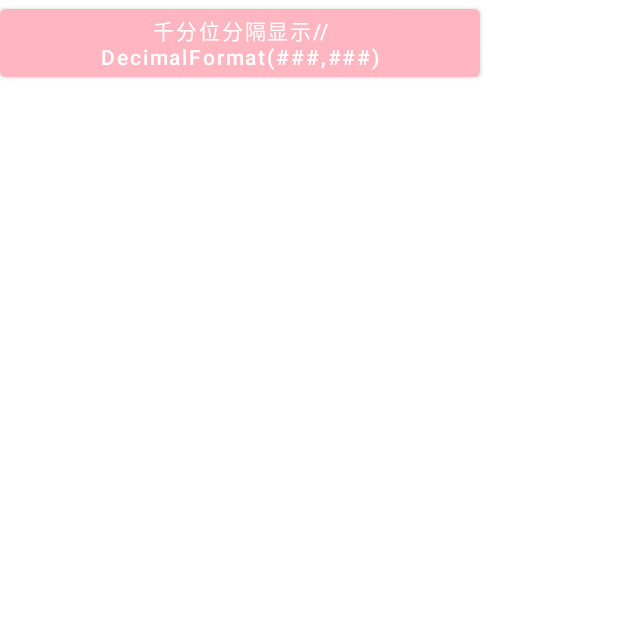
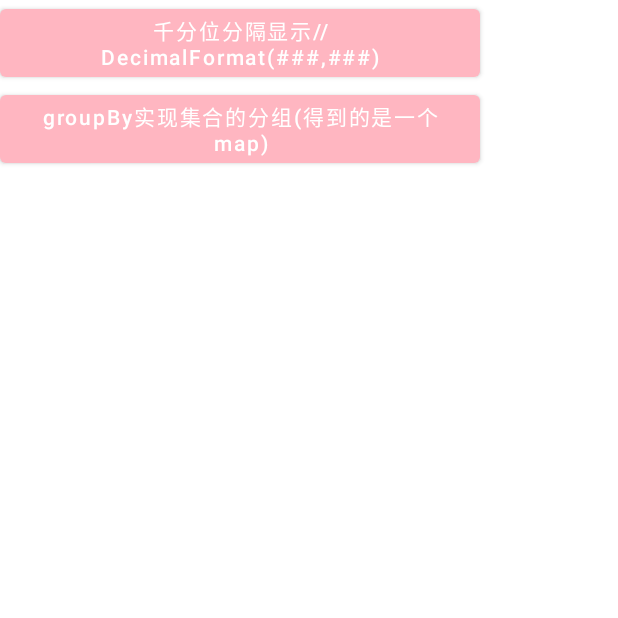
Before and after one commit to SunHongLi/Sun, an Android app: the UtilsActivity screen opened directly, with no data from a screen before it, on a phone screen of 412 x 824 dp, the top half of it. Run offline under Robolectric (Android 15) with nearby library versions, the phone set to English and light mode, and no system bars.

Commit message:
测试api：groupBy

```diff
--- a/app/src/main/res/layout/activity_utils.xml
+++ b/app/src/main/res/layout/activity_utils.xml
@@ -11,4 +11,10 @@
         android:layout_height="wrap_content"
         android:onClick="testDecimalForamt"
         android:text="@string/decimalformat" />
+
+    <Button
+        android:layout_width="wrap_content"
+        android:layout_height="wrap_content"
+        android:onClick="testGroupBy"
+        android:text="@string/group_by_test" />
 </LinearLayout>
--- a/app/src/main/res/values/strings.xml
+++ b/app/src/main/res/values/strings.xml
@@ -1,4 +1,5 @@
 <resources>
     <string name="app_name">Sun</string>
     <string name="decimalformat">千分位分隔显示//DecimalFormat("###,###")</string>
+    <string name="group_by_test">groupBy实现集合的分组(得到的是一个map)</string>
 </resources>
```
Also changed, not shown: app/src/main/java/com/hl/sun/bean/GroupByBean.kt (added, +20 -0 lines), app/src/main/java/com/hl/sun/java/JavaCode.java (added, +16 -0 lines), app/src/main/java/com/hl/sun/ui/activity/UtilsActivity.kt (+46 -0 lines), 1 other file.
